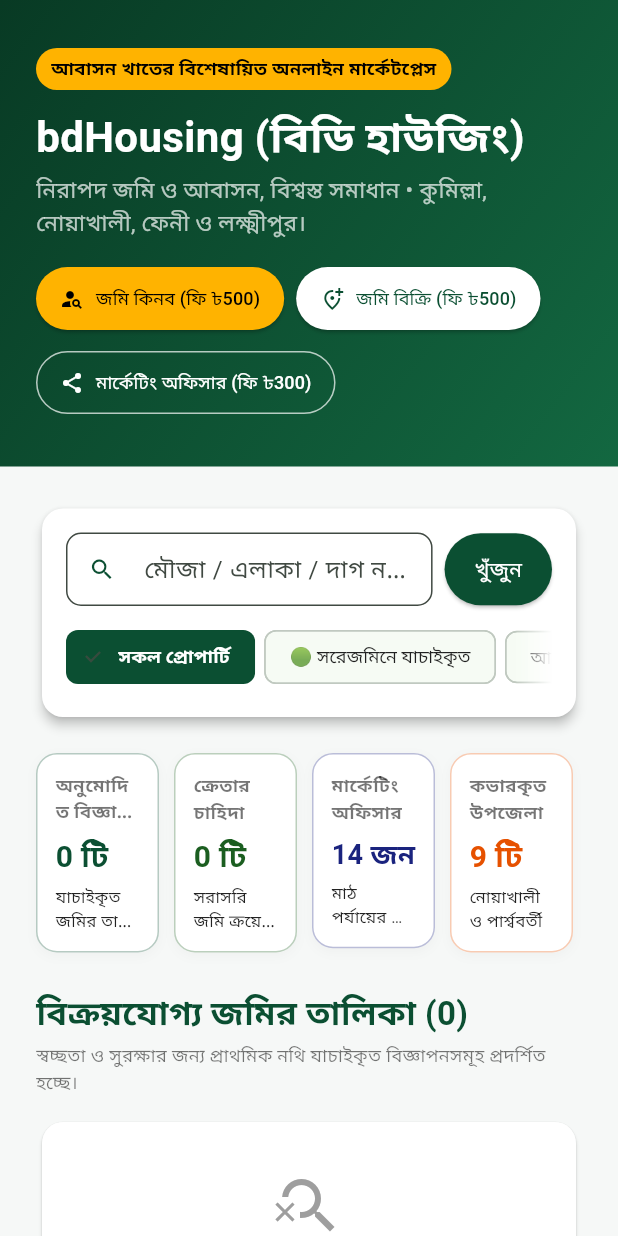
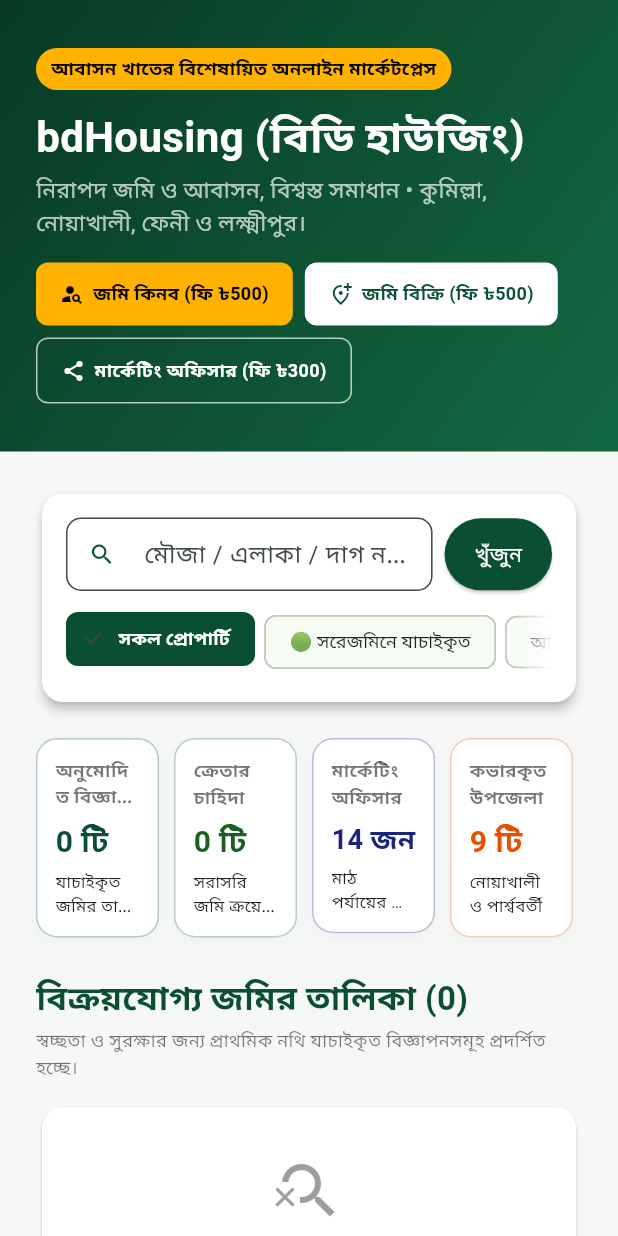
Before and after one commit to mhcybroot/landtrust-bhumisetu, a Flutter app: the HomeMarketplaceWebView widget shown alone on an empty page, opened directly with empty values, on a phone screen of 412 x 824 dp. Run offline on Flutter 3.47's test engine with Material 3 defaults, Android fonts, the phone set to English and light mode, and no system bars; our stand-ins replace shared_preferences; accounts and stored records are empty; network calls fail.

Commit message:
feat(marketplace): wire per-widget micro-animations and tactile feedback across marketplace

```diff
--- a/frontend/lib/modules/marketplace/widgets/hero_banner_widget.dart
+++ b/frontend/lib/modules/marketplace/widgets/hero_banner_widget.dart
@@ -1,4 +1,5 @@
 import 'package:flutter/material.dart';
+import '../../../../core/animations/bouncing_pressable.dart';
 
 class HeroBannerWidget extends StatelessWidget {
   final bool isMobile;
@@ -76,52 +77,49 @@
                   spacing: 8,
                   runSpacing: 8,
                   children: [
-                    ElevatedButton.icon(
-                      style: ElevatedButton.styleFrom(
-                        backgroundColor: Colors.amber.shade600,
-                        foregroundColor: Colors.black,
-                        padding: EdgeInsets.symmetric(
-                          horizontal: isMobile ? 12 : 16,
-                          vertical: isMobile ? 10 : 12,
+                    BouncingPressable(
+                      onTap: onRoleRegisterClick,
+                      child: Container(
+                        decoration: BoxDecoration(color: Colors.amber.shade600, borderRadius: BorderRadius.circular(8)),
+                        padding: EdgeInsets.symmetric(horizontal: isMobile ? 12 : 16, vertical: isMobile ? 10 : 12),
+                        child: Row(
+                          mainAxisSize: MainAxisSize.min,
+                          children: [
+                            const Icon(Icons.person_search, size: 16, color: Colors.black),
+                            const SizedBox(width: 6),
+                            Text('জমি কিনব (ফি ৳${(settings['buyerRegistrationFee'] as num?)?.toInt() ?? 500})', style: const TextStyle(fontSize: 12, color: Colors.black, fontWeight: FontWeight.bold)),
+                          ],
                         ),
                       ),
-                      onPressed: onRoleRegisterClick,
-                      icon: const Icon(Icons.person_search, size: 16),
-                      label: Text(
-                        'জমি কিনব (ফি ৳${(settings['buyerRegistrationFee'] as num?)?.toInt() ?? 500})',
-                        style: const TextStyle(fontSize: 12),
+                    ),
+                    BouncingPressable(
+                      onTap: onRoleRegisterClick,
+                      child: Container(
+                        decoration: BoxDecoration(color: Colors.white, borderRadius: BorderRadius.circular(8)),
+                        padding: EdgeInsets.symmetric(horizontal: isMobile ? 12 : 16, vertical: isMobile ? 10 : 12),
+                        child: Row(
+                          mainAxisSize: MainAxisSize.min,
+                          children: [
+                            const Icon(Icons.add_location_alt_outlined, size: 16, color: Color(0xFF0B4F32)),
+                            const SizedBox(width: 6),
+                            Text('জমি বিক্রি (ফি ৳${(settings['sellerRegistrationFee'] as num?)?.toInt() ?? 500})', style: const TextStyle(fontSize: 12, color: Color(0xFF0B4F32), fontWeight: FontWeight.bold)),
+                          ],
+                        ),
                       ),
                     ),
-                    ElevatedButton.icon(
-                      style: ElevatedButton.styleFrom(
-                        backgroundColor: Colors.white,
-                        foregroundColor: const Color(0xFF0B4F32),
-                        padding: EdgeInsets.symmetric(
-                          horizontal: isMobile ? 12 : 16,
-                          vertical: isMobile ? 10 : 12,
+                    BouncingPressable(
+                      onTap: onRoleRegisterClick,
+                      child: Container(
+                        decoration: BoxDecoration(border: Border.all(color: Colors.white70), borderRadius: BorderRadius.circular(8)),
+                        padding: EdgeInsets.symmetric(horizontal: isMobile ? 12 : 16, vertical: isMobile ? 10 : 12),
+                        child: Row(
+                          mainAxisSize: MainAxisSize.min,
+                          children: [
+                            const Icon(Icons.share, size: 16, color: Colors.white),
+                            const SizedBox(width: 6),
+                            Text('মার্কেটিং অফিসার (ফি ৳${(settings['officerRegistrationFee'] as num?)?.toInt() ?? 300})', style: const TextStyle(fontSize: 12, color: Colors.white, fontWeight: FontWeight.bold)),
+                          ],
                         ),
-                      ),
-                      onPressed: onRoleRegisterClick,
-                      icon: const Icon(Icons.add_location_alt_outlined, size: 16),
-                      label: Text(
-                        'জমি বিক্রি (ফি ৳${(settings['sellerRegistrationFee'] as num?)?.toInt() ?? 500})',
-                        style: const TextStyle(fontSize: 12),
-                      ),
-                    ),
-                    OutlinedButton.icon(
-                      style: OutlinedButton.styleFrom(
-                        foregroundColor: Colors.white,
-                        side: const BorderSide(color: Colors.white70),
-                        padding: EdgeInsets.symmetric(
-                          horizontal: isMobile ? 12 : 16,
-                          vertical: isMobile ? 10 : 12,
-                        ),
-                      ),
-                      onPressed: onRoleRegisterClick,
-                      icon: const Icon(Icons.share, size: 16),
-                      label: Text(
-                        'মার্কেটিং অফিসার (ফি ৳${(settings['officerRegistrationFee'] as num?)?.toInt() ?? 300})',
-                        style: const TextStyle(fontSize: 12),
                       ),
                     ),
                   ],
--- a/frontend/lib/modules/marketplace/widgets/listing_filter_bar.dart
+++ b/frontend/lib/modules/marketplace/widgets/listing_filter_bar.dart
@@ -1,4 +1,5 @@
 import 'package:flutter/material.dart';
+import 'package:landtrust_app/core/animations/transitions/transition_aliases.dart';
 import 'package:landtrust_app/core/widgets/horizontal_scroll_fade_view.dart';
 import 'advanced_filters_panel.dart';
 
@@ -161,7 +162,9 @@
   }
 
   Widget _chip(String label, bool sel, VoidCallback onTap) {
-    return ChoiceChip(
+    return SearchFilterTagSlide(
+      isSelected: sel,
+      child: ChoiceChip(
         label: Text(label),
         selected: sel,
         selectedColor: const Color(0xFF0B4F32),
@@ -171,6 +174,7 @@
           fontWeight: sel ? FontWeight.bold : FontWeight.normal,
         ),
         onSelected: (_) => onTap(),
+      ),
     );
   }
 }
```
Also changed, not shown: frontend/lib/modules/marketplace/views/web/home_marketplace_web_view.dart (+13 -14 lines), frontend/lib/modules/marketplace/widgets/marketplace_pagination_bar.dart (added, +112 -0 lines), 1 other file. Lines whose indentation alone changed are shown as unchanged.
